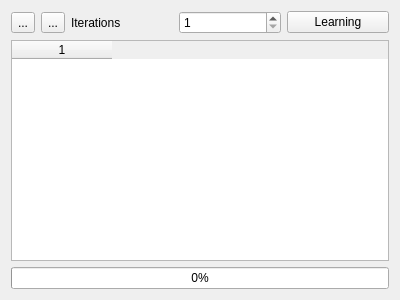
Above: feedingtool.ui from yageek/lastneurds before the change. Below: the same form after it.
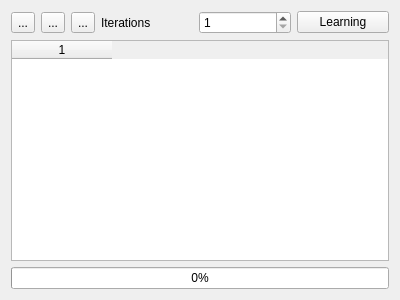
That is the form after the change. Icons and pictures are not drawn.

```diff
--- a/feedingtool.ui
+++ b/feedingtool.ui
@@ -41,6 +41,17 @@
        </property>
       </widget>
      </item>
+     <item>
+      <widget class="QToolButton" name="editButton">
+       <property name="text">
+        <string>...</string>
+       </property>
+       <property name="icon">
+        <iconset resource="resources.qrc">
+         <normaloff>:/img/edit.png</normaloff>:/img/edit.png</iconset>
+       </property>
+      </widget>
+     </item>
      <item>
       <widget class="QLabel" name="label">
        <property name="text">
```
Left out of the diff: 17 changed lines with no effect on the pictures.
